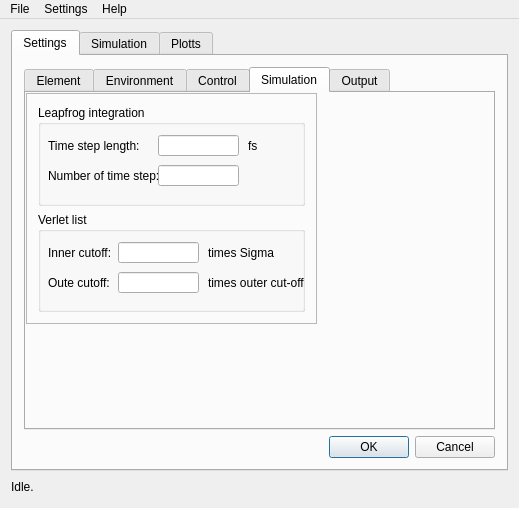
Before: the Qt Designer form MD/mdmainwin.ui in krikru/MD, drawn with Qt 5.
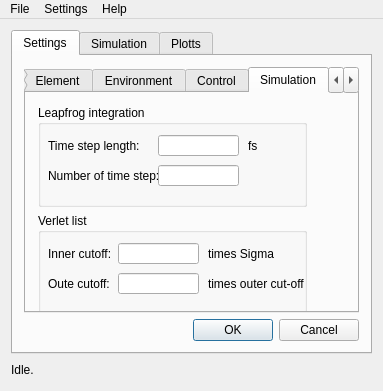
After: the same form once the commit is applied. The open tabs and pages were chosen to show the change.

Diff of the .ui file:
```diff
--- a/MD/mdmainwin.ui
+++ b/MD/mdmainwin.ui
@@ -6,8 +6,8 @@
    <rect>
     <x>0</x>
     <y>0</y>
-    <width>519</width>
-    <height>508</height>
+    <width>383</width>
+    <height>391</height>
    </rect>
   </property>
   <property name="windowTitle">
@@ -28,7 +28,10 @@
         <item>
          <widget class="QTabWidget" name="tabWidget">
           <property name="currentIndex">
-           <number>0</number>
+           <number>3</number>
+          </property>
+          <property name="usesScrollButtons">
+           <bool>true</bool>
           </property>
           <widget class="QWidget" name="tab_element">
            <attribute name="title">
@@ -482,21 +485,15 @@
            <attribute name="title">
             <string>Simulation</string>
            </attribute>
-           <widget class="QFrame" name="frame">
+           <widget class="QWidget" name="widget" native="true">
             <property name="geometry">
              <rect>
-              <x>0</x>
-              <y>0</y>
+              <x>1</x>
+              <y>1</y>
               <width>291</width>
               <height>231</height>
              </rect>
             </property>
-            <property name="frameShape">
-             <enum>QFrame::StyledPanel</enum>
-            </property>
-            <property name="frameShadow">
-             <enum>QFrame::Raised</enum>
-            </property>
             <layout class="QVBoxLayout" name="verticalLayout_3">
              <item>
               <widget class="QGroupBox" name="groupBox">
@@ -959,8 +956,8 @@
     <rect>
      <x>0</x>
      <y>0</y>
-     <width>519</width>
-     <height>21</height>
+     <width>383</width>
+     <height>18</height>
     </rect>
    </property>
    <widget class="QMenu" name="menuFile">
```
Left out of the diff: 43 changed lines with no effect on the pictures.
